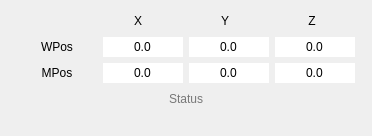
Before: the Qt Designer form View/StateForm.ui in octronic-uk/Candle, drawn with Qt 5.
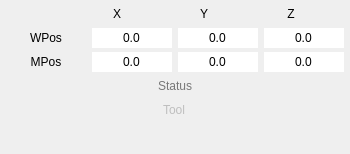
After: the same form once the commit is applied.

Patch:
```diff
--- a/View/StateForm.ui
+++ b/View/StateForm.ui
@@ -9,8 +9,8 @@
    <rect>
     <x>0</x>
     <y>0</y>
-    <width>372</width>
-    <height>136</height>
+    <width>350</width>
+    <height>154</height>
    </rect>
   </property>
   <property name="sizePolicy">
@@ -22,20 +22,25 @@
   <property name="windowTitle">
    <string>Form</string>
   </property>
-  <layout class="QHBoxLayout" name="horizontalLayout_4" stretch="1,1,1">
-   <item>
-    <spacer name="horizontalSpacer_3">
-     <property name="orientation">
-      <enum>Qt::Horizontal</enum>
-     </property>
-     <property name="sizeHint" stdset="0">
-      <size>
-       <width>40</width>
-       <height>20</height>
-      </size>
-     </property>
-    </spacer>
-   </item>
+  <layout class="QHBoxLayout" name="horizontalLayout_4" stretch="1">
+   <property name="spacing">
+    <number>4</number>
+   </property>
+   <property name="sizeConstraint">
+    <enum>QLayout::SetMinimumSize</enum>
+   </property>
+   <property name="leftMargin">
+    <number>4</number>
+   </property>
+   <property name="topMargin">
+    <number>4</number>
+   </property>
+   <property name="rightMargin">
+    <number>4</number>
+   </property>
+   <property name="bottomMargin">
+    <number>4</number>
+   </property>
    <item>
     <layout class="QVBoxLayout" name="verticalLayout">
      <property name="sizeConstraint">
@@ -53,7 +58,7 @@
          </property>
          <property name="sizeHint" stdset="0">
           <size>
-           <width>80</width>
+           <width>60</width>
            <height>20</height>
           </size>
          </property>
@@ -75,7 +80,7 @@
          </property>
          <property name="maximumSize">
           <size>
-           <width>80</width>
+           <width>60</width>
            <height>16777215</height>
           </size>
          </property>
@@ -103,13 +108,13 @@
          </property>
          <property name="minimumSize">
           <size>
-           <width>80</width>
+           <width>60</width>
            <height>0</height>
           </size>
          </property>
          <property name="maximumSize">
           <size>
-           <width>80</width>
+           <width>60</width>
            <height>16777215</height>
           </size>
          </property>
@@ -181,7 +186,7 @@
          </property>
          <property name="maximumSize">
           <size>
-           <width>80</width>
+           <width>60</width>
            <height>16777215</height>
           </size>
          </property>
@@ -218,7 +223,7 @@
          </property>
          <property name="maximumSize">
           <size>
-           <width>80</width>
+           <width>60</width>
            <height>16777215</height>
           </size>
          </property>
@@ -264,7 +269,7 @@
          </property>
          <property name="maximumSize">
           <size>
-           <width>80</width>
+           <width>60</width>
            <height>16777215</height>
           </size>
          </property>
@@ -310,7 +315,7 @@
          </property>
          <property name="maximumSize">
           <size>
-           <width>80</width>
+           <width>60</width>
            <height>16777215</height>
           </size>
          </property>
@@ -354,7 +359,7 @@
          </property>
          <property name="maximumSize">
           <size>
-           <width>80</width>
+           <width>60</width>
            <height>16777215</height>
           </size>
          </property>
@@ -388,7 +393,7 @@
          </property>
          <property name="maximumSize">
           <size>
-           <width>80</width>
+           <width>60</width>
            <height>16777215</height>
           </size>
          </property>
@@ -428,7 +433,7 @@
          </property>
          <property name="maximumSize">
           <size>
-           <width>80</width>
+           <width>60</width>
            <height>16777215</height>
           </size>
          </property>
@@ -474,7 +479,7 @@
          </property>
          <property name="maximumSize">
           <size>
-           <width>80</width>
+           <width>60</width>
            <height>16777215</height>
           </size>
          </property>
@@ -552,6 +557,25 @@
        </property>
       </widget>
      </item>
+     <item>
+      <widget class="QLineEdit" name="toolText">
+       <property name="enabled">
+        <bool>false</bool>
+       </property>
+       <property name="text">
+        <string>Tool</string>
+       </property>
+       <property name="frame">
+        <bool>false</bool>
+       </property>
+       <property name="alignment">
+        <set>Qt::AlignCenter</set>
+       </property>
+       <property name="readOnly">
+        <bool>true</bool>
+       </property>
+      </widget>
+     </item>
      <item>
       <spacer name="verticalSpacer">
        <property name="orientation">
@@ -567,19 +591,6 @@
      </item>
     </layout>
    </item>
-   <item>
-    <spacer name="horizontalSpacer_2">
-     <property name="orientation">
-      <enum>Qt::Horizontal</enum>
-     </property>
-     <property name="sizeHint" stdset="0">
-      <size>
-       <width>112</width>
-       <height>20</height>
-      </size>
-     </property>
-    </spacer>
-   </item>
   </layout>
  </widget>
  <resources/>
```
Left out of the diff: 34 changed lines with no effect on the pictures.
